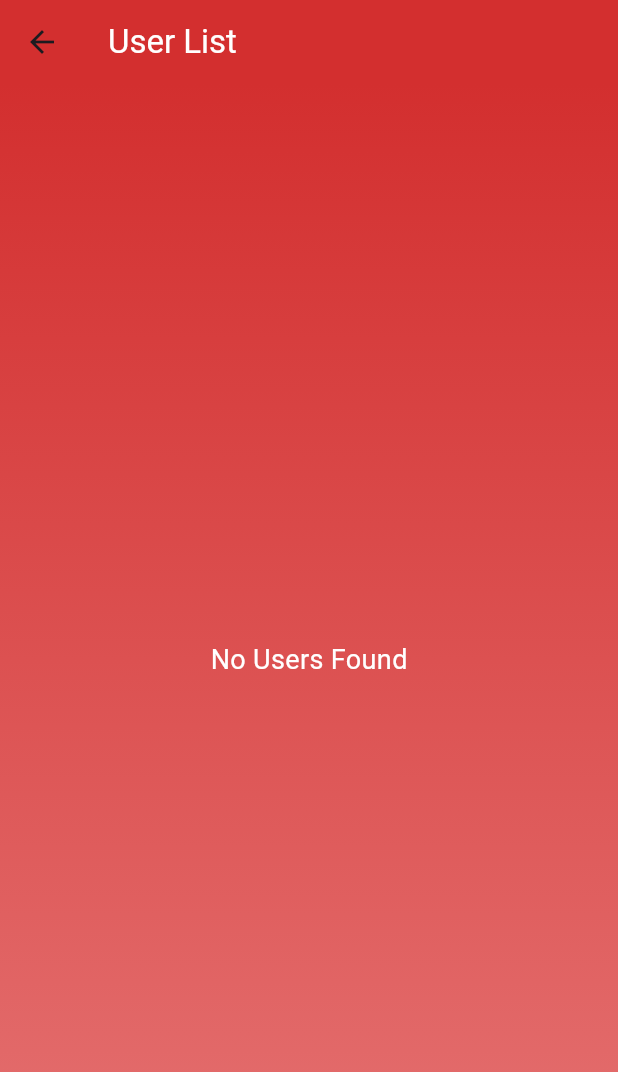
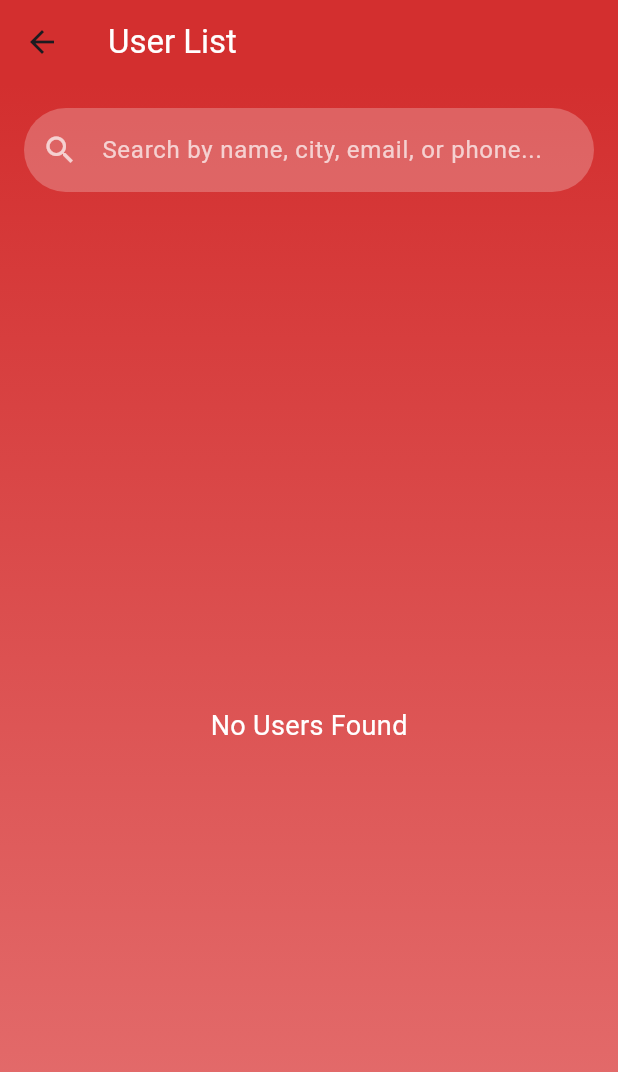
Before and after one commit to ombhut175/heart_bridge, a Flutter app: the screen it shows after launch, after a tap on "User List", on a phone screen of 412 x 824 dp. Shown: the top 1072 px of the screen. Run offline on Flutter 3.47's test engine with Material 3 defaults, Android fonts, the phone set to English and light mode, and no system bars; our stand-ins replace flutter_staggered_animations, sqflite; accounts and stored records are empty.

Commit message:
search bar

```diff
--- a/lib/list_view/list_view.dart
+++ b/lib/list_view/list_view.dart
@@ -4,32 +4,102 @@ import 'package:matrimony_app/database/my_database.dart';
 import 'package:matrimony_app/user_management/user.dart';
 
 class UserListPage extends StatefulWidget {
-  bool isFavourite;
+  final bool isFavourite;
 
-  UserListPage({super.key, this.isFavourite = false});
+  const UserListPage({Key? key, this.isFavourite = false}) : super(key: key);
 
   @override
   State<UserListPage> createState() => _UserListPageState();
 }
 
 class _UserListPageState extends State<UserListPage> {
-  List<Map<String, dynamic>> users = [];
-  User? userObj;
-
-  Future<void> initializeUser() async {
-    userObj = await User.create();
-  }
-
-
+  late User userObj;
+  List<Map<String, dynamic>> allUsers = [];
+  List<Map<String, dynamic>> filteredUsers = [];
+  final TextEditingController _searchController = TextEditingController();
+  bool isLoading = true;
 
   @override
   void initState() {
     super.initState();
-    initializeUser().then(
-          (_) {
-        setState(() {});
-      },
-    );
+    _initializeUser();
+    _searchController.addListener(_filterUsers);
+  }
+
+  @override
+  void dispose() {
+    _searchController.dispose();
+    super.dispose();
+  }
+
+  /// Initialize the user object and load the initial user list.
+  Future<void> _initializeUser() async {
+    userObj = await User.create();
+    await _loadUsers();
+  }
+
+  /// Load users (or favorite users) from the database and apply the current search filter.
+  Future<void> _loadUsers() async {
+    if (widget.isFavourite) {
+      allUsers = await userObj.getFavouriteUsers();
+    } else {
+      allUsers = await userObj.getUsers();
+    }
+    setState(() {
+      isLoading = false;
+      final query = _searchController.text.toLowerCase();
+      if (query.isEmpty) {
+        filteredUsers = List.from(allUsers);
+      } else {
+        filteredUsers = allUsers.where((user) {
+          return user[MyDatabase.NAME]
+              .toString()
+              .toLowerCase()
+              .contains(query) ||
+              user[MyDatabase.CITY]
+                  .toString()
+                  .toLowerCase()
+                  .contains(query) ||
+              user[MyDatabase.EMAIL]
+                  .toString()
+                  .toLowerCase()
+                  .contains(query) ||
+              user[MyDatabase.MOBILE_NUMBER]
+                  .toString()
+                  .toLowerCase()
+                  .contains(query);
+        }).toList();
+      }
+    });
+  }
+
+  /// Filter the [allUsers] list based on the search query.
+  void _filterUsers() {
+    final query = _searchController.text.toLowerCase();
+    setState(() {
+      if (query.isEmpty) {
+        filteredUsers = List.from(allUsers);
+      } else {
+        filteredUsers = allUsers.where((user) {
+          return user[MyDatabase.NAME]
+              .toString()
+              .toLowerCase()
+              .contains(query) ||
+              user[MyDatabase.CITY]
+                  .toString()
+                  .toLowerCase()
+                  .contains(query) ||
+              user[MyDatabase.EMAIL]
+                  .toString()
+                  .toLowerCase()
+                  .contains(query) ||
+              user[MyDatabase.MOBILE_NUMBER]
+                  .toString()
+                  .toLowerCase()
+                  .contains(query);
+        }).toList();
+      }
+    });
   }
 
   @override
@@ -38,7 +108,7 @@ class _UserListPageState extends State<UserListPage> {
       appBar: AppBar(
         title: Text(
           widget.isFavourite ? 'Favorite Users' : 'User List',
-          style: TextStyle(color: Colors.white),
+          style: const TextStyle(color: Colors.white),
         ),
         backgroundColor: Colors.red.shade700,
         elevation: 0,
@@ -51,53 +121,63 @@ class _UserListPageState extends State<UserListPage> {
             colors: [Colors.red.shade700, Colors.red.shade300],
           ),
         ),
-        child: userObj == null
-            ? const Center(child: CircularProgressIndicator())
-            : widget.isFavourite
-            ? FutureBuilder(
-          future: userObj!.getFavouriteUsers(),
-          builder: (context, snapshot) {
-            return snapshot.hasData
-                ? giveListOfUsers(users: snapshot.data)
-                : const Center(
-              child: CircularProgressIndicator(),
-            );
-          },
-        )
-            : FutureBuilder(
-          future: userObj!.getUsers(),
-          builder: (context, snapshot) {
-            return snapshot.hasData
-                ? giveListOfUsers(users: snapshot.data)
-                : const Center(
-              child: CircularProgressIndicator(),
-            );
-          },
+        child: Column(
+          children: [
+            // Search Field
+            Padding(
+              padding: const EdgeInsets.all(16.0),
+              child: TextField(
+                controller: _searchController,
+                style: const TextStyle(color: Colors.white),
+                decoration: InputDecoration(
+                  hintText: 'Search by name, city, email, or phone...',
+                  hintStyle: const TextStyle(color: Colors.white70),
+                  prefixIcon: const Icon(Icons.search, color: Colors.white70),
+                  filled: true,
+                  fillColor: Colors.white24,
+                  border: OutlineInputBorder(
+                    borderRadius: BorderRadius.circular(30),
+                    borderSide: BorderSide.none,
+                  ),
+                  contentPadding:
+                  const EdgeInsets.symmetric(horizontal: 20, vertical: 16),
+                ),
+              ),
+            ),
+            // User List or Loading Indicator
+            Expanded(
+              child: isLoading
+                  ? const Center(child: CircularProgressIndicator())
+                  : giveListOfUsers(users: filteredUsers),
+            ),
+          ],
         ),
       ),
     );
   }
 
-  Widget giveListOfUsers({required users}) {
-    return users.length <= 0
-        ? Center(
-      child: Text(
-        "No Users Found",
-        style: TextStyle(fontSize: 18, color: Colors.white),
-      ),
-    )
-        : ListView.builder(
+  /// Builds a list view of user cards.
+  Widget giveListOfUsers({required List<Map<String, dynamic>> users}) {
+    if (users.isEmpty) {
+      return const Center(
+        child: Text(
+          "No Users Found",
+          style: TextStyle(fontSize: 18, color: Colors.white),
+        ),
+      );
+    }
+    return ListView.builder(
       itemCount: users.length,
       itemBuilder: (context, index) {
         final user = users[index];
         return Card(
-          margin: EdgeInsets.symmetric(horizontal: 16, vertical: 8),
+          margin: const EdgeInsets.symmetric(horizontal: 16, vertical: 8),
           elevation: 4,
           shape: RoundedRectangleBorder(
             borderRadius: BorderRadius.circular(12),
           ),
           child: ListTile(
-            contentPadding: EdgeInsets.all(16),
+            contentPadding: const EdgeInsets.all(16),
             leading: CircleAvatar(
               backgroundColor: Colors.red.shade200,
               child: Text(
@@ -113,7 +193,9 @@ class _UserListPageState extends State<UserListPage> {
                 Expanded(
                   child: Text(
                     user[MyDatabase.NAME],
-                    style: TextStyle(fontWeight: FontWeight.bold),
+                    style: const TextStyle(fontWeight: FontWeight.bold),
+                    maxLines: 1,
+                    overflow: TextOverflow.ellipsis     ,
                   ),
                 ),
                 _buildHeartIcon(
@@ -125,16 +207,13 @@ class _UserListPageState extends State<UserListPage> {
             subtitle: Column(
               crossAxisAlignment: CrossAxisAlignment.start,
               children: <Widget>[
-                SizedBox(height: 4),
+                const SizedBox(height: 4),
                 Text('Mobile: ${user[MyDatabase.MOBILE_NUMBER]}'),
                 Text('Gender: ${user[MyDatabase.GENDER]}'),
                 Text('City: ${user[MyDatabase.CITY]}'),
               ],
             ),
-            trailing: deleteButton(
-              userId: user[MyDatabase.USER_ID],
-              index: index,
-            ),
+            trailing: deleteButton(userId: user[MyDatabase.USER_ID]),
             onTap: () {
               Navigator.push(
                 context,
@@ -145,12 +224,13 @@ class _UserListPageState extends State<UserListPage> {
                     );
                   },
                 ),
-              ).then(
-                    (value) async {
-                  await userObj!.editUser(value);
-                  setState(() {});
-                },
-              );
+              ).then((value) async {
+                if (value != null) {
+                  // After editing, refresh the list.
+                  await userObj.editUser(value);
+                  await _loadUsers();
+                }
+              });
             },
           ),
         );
@@ -158,30 +238,31 @@ class _UserListPageState extends State<UserListPage> {
     );
   }
 
-  Widget deleteButton({required int userId, required int index}) {
+  /// Build a delete button that confirms before deleting the user.
+  Widget deleteButton({required int userId}) {
     return IconButton(
-      icon: Icon(Icons.delete, color: Colors.red),
+      icon: const Icon(Icons.delete, color: Colors.red),
       onPressed: () {
         showDialog(
           context: context,
           builder: (context) {
             return AlertDialog(
-              title: Text("Delete User"),
-              content: Text("Are you sure you want to delete this user?"),
+              title: const Text("Delete User"),
+              content: const Text("Are you sure you want to delete this user?"),
               actions: [
                 TextButton(
                   onPressed: () async {
-                    await userObj!.deleteUser(userId: userId);
+                    await userObj.deleteUser(userId: userId);
                     Navigator.pop(context);
-                    setState(() {});
+                    await _loadUsers();
                   },
-                  child: Text("Yes"),
+                  child: const Text("Yes"),
                 ),
                 TextButton(
                   onPressed: () {
                     Navigator.pop(context);
                   },
-                  child: Text("No"),
+                  child: const Text("No"),
                 ),
               ],
             );
@@ -191,6 +272,7 @@ class _UserListPageState extends State<UserListPage> {
     );
   }
 
+  /// Build the heart icon button that toggles the favourite status.
   Widget _buildHeartIcon(bool isFavorite, {required int userId}) {
     return IconButton(
       icon: Icon(
@@ -199,8 +281,8 @@ class _UserListPageState extends State<UserListPage> {
         size: 24,
       ),
       onPressed: () async {
-        await userObj!.toggleFavourite(userId: userId);
-        setState(() {});
+        await userObj.toggleFavourite(userId: userId);
+        await _loadUsers();
       },
     );
   }
```
Also changed, not shown: lib/add_edit_user/add_edit_user_screen.dart (+6 -1 lines).
